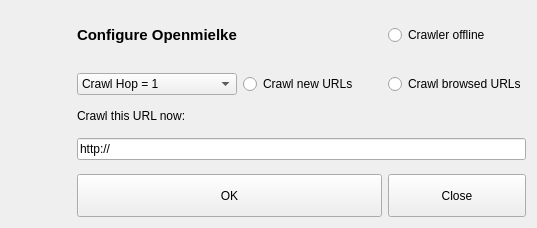
Before: the Qt Designer form ui/crawler-settings.ui in berndhs/arado, drawn with Qt 5.
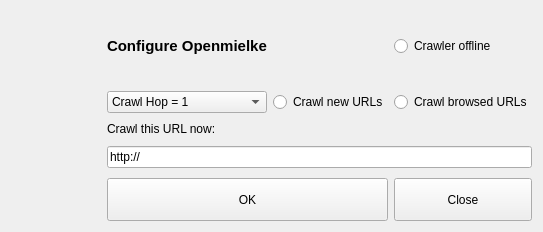
After: the same form once the commit is applied. Icons and pictures are not drawn.

Commit message: openmielke icon update.

```diff
--- a/ui/crawler-settings.ui
+++ b/ui/crawler-settings.ui
@@ -6,13 +6,16 @@
    <rect>
     <x>0</x>
     <y>0</y>
-    <width>537</width>
-    <height>228</height>
+    <width>543</width>
+    <height>232</height>
    </rect>
   </property>
   <property name="windowTitle">
    <string>Add Feed-URL</string>
   </property>
+  <property name="styleSheet">
+   <string notr="true"/>
+  </property>
   <layout class="QGridLayout" name="gridLayout">
    <item row="9" column="3">
     <widget class="QPushButton" name="cancelButton">
@@ -113,13 +116,13 @@
      </property>
      <property name="minimumSize">
       <size>
-       <width>60</width>
-       <height>48</height>
+       <width>90</width>
+       <height>70</height>
       </size>
      </property>
      <property name="maximumSize">
       <size>
-       <width>40</width>
+       <width>32</width>
        <height>16777215</height>
       </size>
      </property>
@@ -215,7 +218,10 @@
       </font>
      </property>
      <property name="toolTip">
-      <string>Openmielke is a collector of URLs on websites.</string>
+      <string>Openmielke is a collector of URLs on websites (based on the crawler library of http://openmielke.sf.net). </string>
+     </property>
+     <property name="styleSheet">
+      <string notr="true"/>
      </property>
      <property name="text">
       <string>Configure Openmielke</string>
```
Left out of the diff: 5 changed lines with no effect on the pictures. The commit also changes 2 other files.
